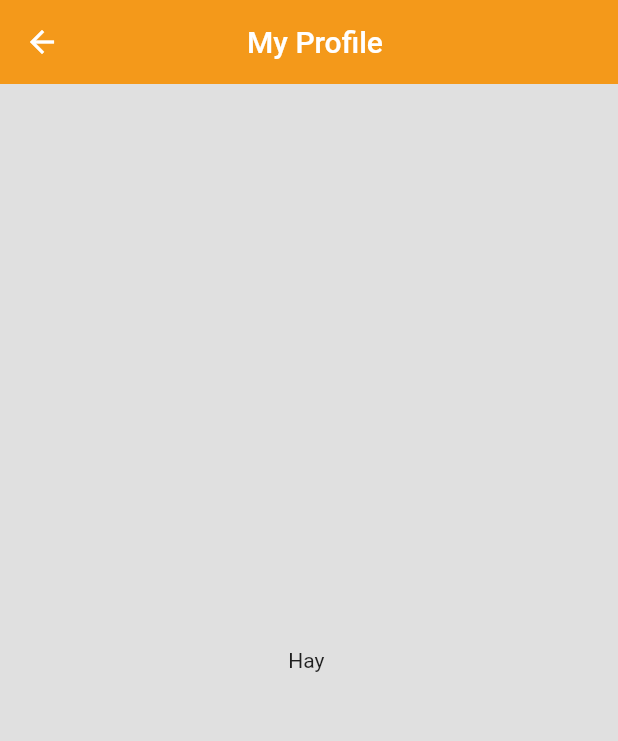
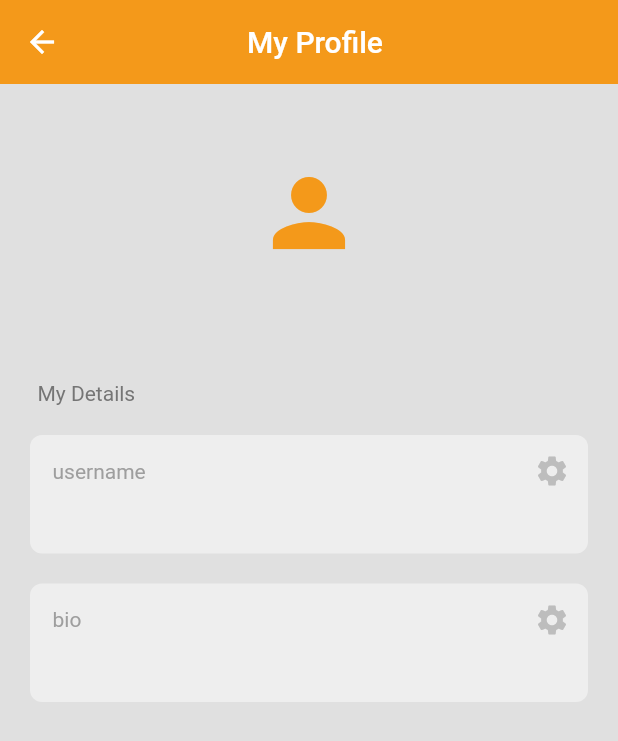
Before and after one commit to rumahrudi/pbl_snapc, a Flutter app: the ProfilePage screen opened directly, on a phone screen of 412 x 824 dp. Shown: the top 741 px of the screen. Run offline on Flutter 3.47's test engine with Material 2 defaults, Android fonts, the phone set to English and light mode, and no system bars; our stand-ins replace cloud_firestore, firebase_auth, firebase_core, google_fonts, google_nav_bar; accounts and stored records are empty; network calls fail.

Commit message:
update firebase
fix eror register & update profile page to show username and bio from user

```diff
--- /dev/null
+++ b/snapc/lib/components/text_box.dart
@@ -0,0 +1,57 @@
+import 'package:flutter/material.dart';
+
+class MyTextBox extends StatelessWidget {
+  final String sectionName;
+  final String text;
+  final Function()? onPressed;
+  const MyTextBox({
+    super.key,
+    required this.sectionName,
+    required this.text,
+    required this.onPressed,
+  });
+
+  @override
+  Widget build(BuildContext context) {
+    return Container(
+      decoration: BoxDecoration(
+        color: Colors.grey[200],
+        borderRadius: BorderRadius.circular(8),
+      ),
+      padding: const EdgeInsets.only(
+        left: 15,
+        bottom: 15,
+      ),
+      margin: const EdgeInsets.only(
+        left: 20,
+        right: 20,
+        top: 20,
+      ),
+      child: Column(
+        crossAxisAlignment: CrossAxisAlignment.start,
+        children: [
+          Row(
+            mainAxisAlignment: MainAxisAlignment.spaceBetween,
+            children: [
+              // * section name
+              Text(
+                sectionName,
+                style: TextStyle(color: Colors.grey[500]),
+              ),
+              // * icon button
+              IconButton(
+                onPressed: onPressed,
+                icon: Icon(
+                  Icons.settings,
+                  color: Colors.grey[400],
+                ),
+              )
+            ],
+          ),
+          // * text
+          Text(text),
+        ],
+      ),
+    );
+  }
+}
--- a/snapc/lib/pages/login_page.dart
+++ b/snapc/lib/pages/login_page.dart
@@ -29,10 +29,10 @@ class _LoginPageState extends State<LoginPage> {
         password: passwordController.text,
       );
       // * pop loading circle
-      if (context.mounted) Navigator.pop(context);
+      // if (context.mounted) Navigator.pop(context);
     } on FirebaseAuthException catch (e) {
       // * pop loading circle
-      Navigator.pop(context);
+      // Navigator.pop(context);
       // * display eror message
       displayMessage(e.code);
     }
@@ -116,7 +116,7 @@ class _LoginPageState extends State<LoginPage> {
                       children: [
                         Text(
                           'Forgot Password ?',
-                          style: TextStyle(color: Colors.grey[600]),
+                          style: TextStyle(color: Colors.blue),
                         ),
                       ],
                     ),
--- a/snapc/lib/pages/profile_page.dart
+++ b/snapc/lib/pages/profile_page.dart
@@ -1,6 +1,9 @@
+import 'package:cloud_firestore/cloud_firestore.dart';
 import 'package:firebase_auth/firebase_auth.dart';
 import 'package:flutter/material.dart';
 import 'package:snapc/components/my_app_bar.dart';
+import 'package:snapc/components/text_box.dart';
+import 'package:snapc/theme/colors.dart';
 // import 'package:snapc/theme/colors.dart';
 
 class ProfilePage extends StatefulWidget {
@@ -14,18 +17,84 @@ class _ProfilePageState extends State<ProfilePage> {
   // * user
   final currentUser = FirebaseAuth.instance.currentUser!;
 
+  // * edit field
+  Future<void> editField(String field) async {}
+
   @override
   Widget build(BuildContext context) {
     return Scaffold(
-      backgroundColor: Colors.grey[300],
-      appBar: MyAppBar(text: 'My Profile'),
-      body: Column(
-        mainAxisAlignment: MainAxisAlignment.center,
-        children: [
-          // * Hello user
-          Center(child: Text('Hay ' + currentUser.email!)),
-        ],
-      ),
-    );
+        backgroundColor: Colors.grey[300],
+        appBar: const MyAppBar(text: 'My Profile'),
+        body: StreamBuilder<DocumentSnapshot>(
+          stream: FirebaseFirestore.instance
+              .collection('Users')
+              .doc(currentUser.email)
+              .snapshots(),
+          builder: (context, snapshot) {
+            // * ger user data
+            if (snapshot.hasData) {
+              final userData = snapshot.data!.data() as Map<String, dynamic>;
+
+              return ListView(
+                children: [
+                  // * profile picture
+                  const SizedBox(
+                    height: 50,
+                  ),
+                  Icon(
+                    Icons.person,
+                    size: 72,
+                    color: secondaryColor,
+                  ),
+                  const SizedBox(
+                    height: 10,
+                  ),
+                  // * user email
+                  Text(
+                    currentUser.email!,
+                    textAlign: TextAlign.center,
+                    style: TextStyle(
+                      color: Colors.grey[700],
+                    ),
+                  ),
+                  SizedBox(
+                    height: 50,
+                  ),
+                  // * userdetails
+                  Padding(
+                    padding: const EdgeInsets.only(left: 25),
+                    child: Text(
+                      'My Details',
+                      style: TextStyle(
+                        color: Colors.grey[600],
+                      ),
+                    ),
+                  ),
+
+                  // * username
+                  MyTextBox(
+                    sectionName: 'username',
+                    text: userData['username'],
+                    onPressed: () => editField('username'),
+                  ),
+                  // * user bio
+                  MyTextBox(
+                    sectionName: 'bio',
+                    text: userData['bio'],
+                    onPressed: () => editField('bio'),
+                  ),
+                ],
+              );
+            } else if (snapshot.hasError) {
+              return Center(
+                child: Text('Eror${snapshot.error}'),
+              );
+            }
+
+            return const Center(
+              child: CircularProgressIndicator(),
+            );
+          },
+        ));
   }
 }
--- a/snapc/pubspec.yaml
+++ b/snapc/pubspec.yaml
@@ -39,6 +39,8 @@ dependencies:
   google_fonts:
   firebase_core: ^2.20.0
   firebase_auth: ^4.12.0
+  firebase_database: ^10.3.2
+  cloud_firestore: ^4.12.1
 
 dev_dependencies:
   flutter_test:
```
Also changed, not shown: snapc/lib/components/my_drawer.dart (+9 -6 lines), snapc/lib/pages/home_page.dart (+8 -5 lines), snapc/lib/pages/register_page.dart (+28 -14 lines), snapc/flutter_01.png (added), snapc/pubspec.lock, 4 other files.
